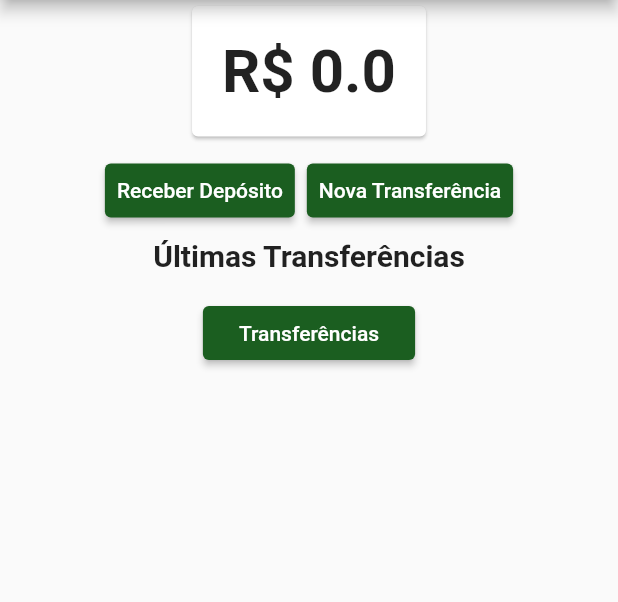
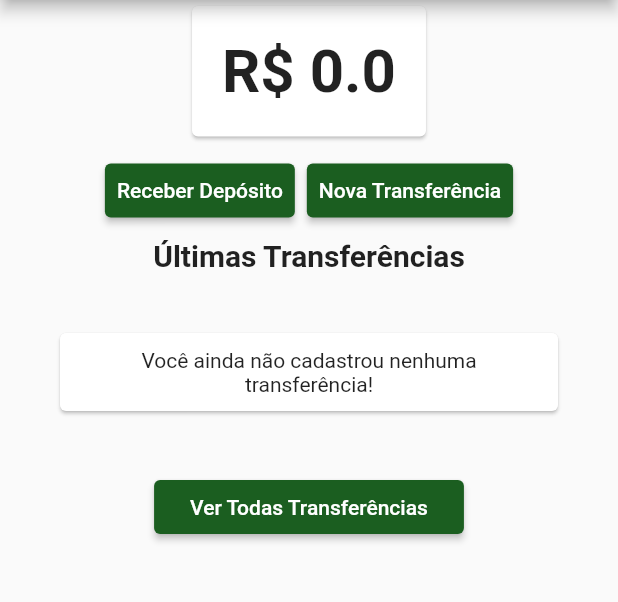
Before and after one commit to jgnogueira/app-bytebank-provider, a Flutter app: the screen it shows after launch, on a phone screen of 412 x 824 dp, the part 84-686 px from its top. Run offline on Flutter 3.47's test engine with Material 2 defaults, Android fonts, the phone set to English and light mode, and no system bars.

Commit message:
Criando validação para exibir mensagem para quando não há transferência cadastrada

```diff
--- a/lib/screens/transferencia/ultimas.dart
+++ b/lib/screens/transferencia/ultimas.dart
@@ -20,6 +20,10 @@ class UltimasTransferencias extends StatelessWidget {
           final _quantidade = transferencias.transferencias.length < 3
               ? transferencias.transferencias.length
               : 2;
+
+          if (_quantidade == 0) {
+            return SemTransferenciaCadastrada();
+          }
           return ListView.builder(
             itemBuilder: (context, indice) {
               return ItemTransferencia(
@@ -42,9 +46,24 @@ class UltimasTransferencias extends StatelessWidget {
               ),
             );
           },
-          child: Text('Transferências'),
+          child: Text('Ver Todas Transferências'),
         ),
       ],
     );
   }
 }
+
+class SemTransferenciaCadastrada extends StatelessWidget {
+  Widget build(BuildContext context) {
+    return Card(
+      margin: EdgeInsets.all(40),
+      child: Padding(
+        padding: EdgeInsets.all(10),
+        child: Text(
+          'Você ainda não cadastrou nenhuma transferência!',
+          textAlign: TextAlign.center,
+        ),
+      ),
+    );
+  }
+}
```
